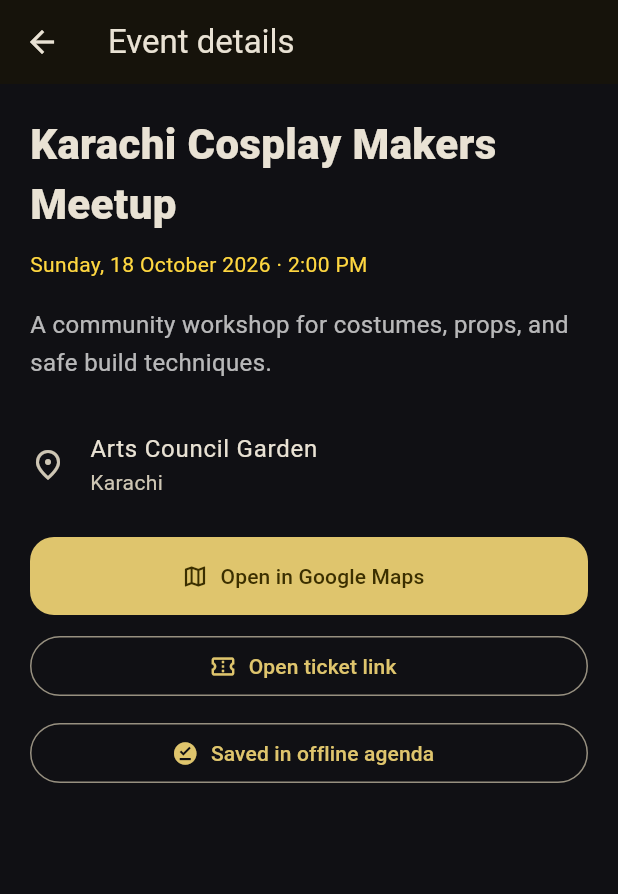
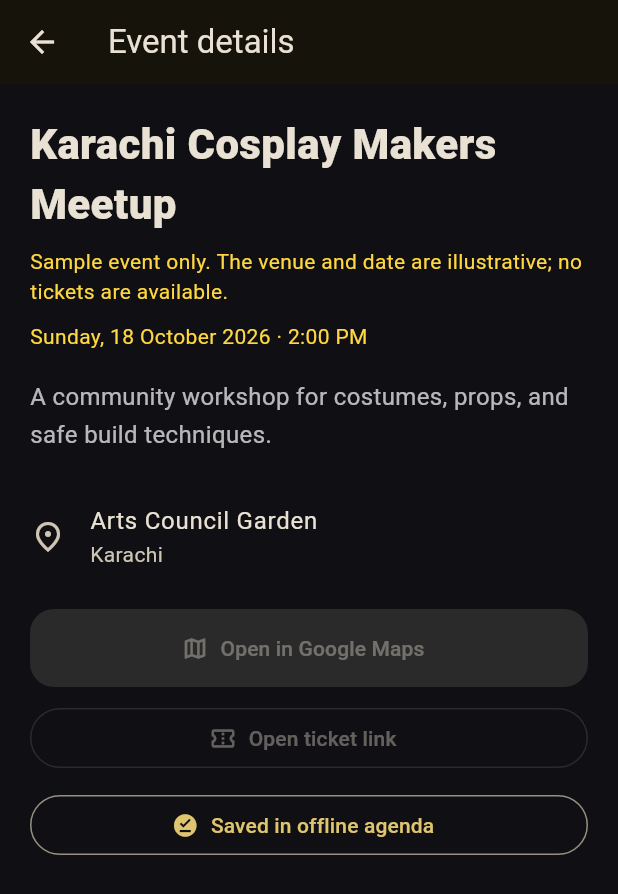
Before and after one commit to Unzela-Waseem/Fandom-Verse-Pocket-Edition, a Flutter app: the EventDetailScreen screen opened directly with sample values from the repository, after a tap on "Save agenda offline", on a phone screen of 412 x 824 dp. Shown: the top 894 px of the screen. Run offline on Flutter 3.47's test engine with Material 3 defaults, Android fonts, the phone set to English and light mode, and no system bars; our stand-ins replace cloud_firestore, firebase_auth, firebase_core, firebase_messaging, flutter_riverpod, geolocator and 2 more; accounts and stored records are empty.

Commit message:
Prepare guarded social sign-in and safe sample events

```diff
--- a/lib/features/events/presentation/events_screen.dart
+++ b/lib/features/events/presentation/events_screen.dart
@@ -107,6 +107,11 @@ class _EventsScreenState extends ConsumerState<EventsScreen> {
             'Browse every event without granting location access.',
             style: TextStyle(color: Colors.white60),
           ),
+          const SizedBox(height: 6),
+          const Text(
+            'Bundled sample events are previews, not confirmed listings.',
+            style: TextStyle(color: Colors.amberAccent),
+          ),
           const SizedBox(height: 12),
           if (cloudCatalog.hasError)
             const Text(
@@ -183,7 +188,9 @@ class _EventsScreenState extends ConsumerState<EventsScreen> {
                   style: const TextStyle(fontWeight: FontWeight.w800),
                 ),
                 subtitle: Text(
-                  _position == null
+                  event.isDemo
+                      ? '${event.city} · Sample event'
+                      : _position == null
                       ? '${event.city} · ${event.category}'
                       : '${event.city} · ${(_distance(event) / 1000).toStringAsFixed(0)} km away',
                 ),
@@ -207,7 +214,7 @@ class _EventsScreenState extends ConsumerState<EventsScreen> {
 
   double _distance(FandomEvent event) {
     final position = _position;
-    if (position == null) return double.infinity;
+    if (position == null || event.isDemo) return double.infinity;
     return Geolocator.distanceBetween(
       position.latitude,
       position.longitude,
@@ -259,6 +266,13 @@ class EventDetailScreen extends ConsumerWidget {
             event.title,
             style: const TextStyle(fontSize: 28, fontWeight: FontWeight.w900),
           ),
+          if (event.isDemo) ...[
+            const SizedBox(height: 8),
+            const Text(
+              'Sample event only. The venue and date are illustrative; no tickets are available.',
+              style: TextStyle(color: Colors.amberAccent),
+            ),
+          ],
           const SizedBox(height: 10),
           Text(
             DateFormat('EEEE, d MMMM y · h:mm a').format(event.date),
@@ -282,13 +296,15 @@ class EventDetailScreen extends ConsumerWidget {
           ),
           const SizedBox(height: 12),
           FilledButton.icon(
-            onPressed: () => _openMap(context),
+            onPressed: event.isDemo ? null : () => _openMap(context),
             icon: const Icon(Icons.map_outlined),
             label: const Text('Open in Google Maps'),
           ),
           const SizedBox(height: 10),
           OutlinedButton.icon(
-            onPressed: () => _openTicket(context),
+            onPressed: event.isDemo || event.ticketUrl.isEmpty
+                ? null
+                : () => _openTicket(context),
             icon: const Icon(Icons.confirmation_number_outlined),
             label: const Text('Open ticket link'),
           ),
--- a/lib/features/library/domain/library_models.dart
+++ b/lib/features/library/domain/library_models.dart
@@ -76,6 +76,7 @@ class FandomEvent {
     required this.latitude,
     required this.longitude,
     required this.ticketUrl,
+    this.isDemo = false,
   });
 
   final String id;
@@ -88,6 +89,7 @@ class FandomEvent {
   final double latitude;
   final double longitude;
   final String ticketUrl;
+  final bool isDemo;
 
   Map<String, dynamic> toJson() => {
     'id': id,
@@ -100,9 +102,13 @@ class FandomEvent {
     'latitude': latitude,
     'longitude': longitude,
     'ticketUrl': ticketUrl,
+    'isDemo': isDemo,
   };
 
-  factory FandomEvent.fromJson(Map<String, dynamic> json) => FandomEvent(
+  factory FandomEvent.fromJson(Map<String, dynamic> json) {
+    final ticketUrl = json['ticketUrl'] as String? ?? '';
+    final legacyPreview = Uri.tryParse(ticketUrl)?.host == 'example.com';
+    return FandomEvent(
       id: json['id'] as String,
       title: json['title'] as String,
       description: json['description'] as String,
@@ -112,8 +118,10 @@ class FandomEvent {
       category: json['category'] as String,
       latitude: (json['latitude'] as num).toDouble(),
       longitude: (json['longitude'] as num).toDouble(),
-    ticketUrl: json['ticketUrl'] as String,
+      ticketUrl: legacyPreview ? '' : ticketUrl,
+      isDemo: json['isDemo'] == true || legacyPreview,
     );
+  }
 }
 
 class Product {
--- a/pubspec.yaml
+++ b/pubspec.yaml
@@ -38,6 +38,7 @@ dependencies:
   go_router: ^16.2.1
   firebase_core: ^4.1.0
   firebase_auth: ^6.0.2
+  google_sign_in: ^7.2.0
   cloud_firestore: ^6.0.1
   firebase_storage: ^13.0.1
   firebase_messaging: ^16.0.1
```
Also changed, not shown: lib/features/authentication/data/auth_service.dart (+93 -0 lines), lib/features/authentication/presentation/login_screen.dart (+75 -0 lines), lib/features/library/data/demo_catalog.dart (+6 -3 lines), pubspec.lock, 6 other files. Lines whose indentation alone changed are shown as unchanged.
